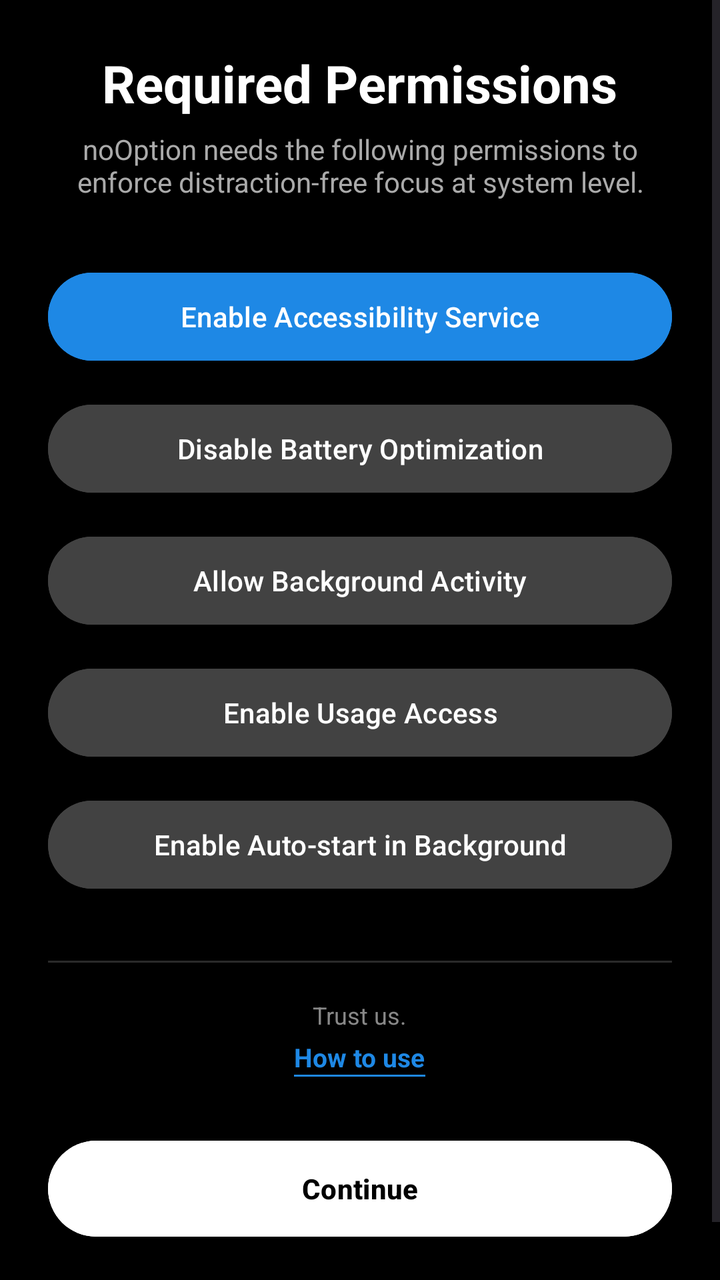
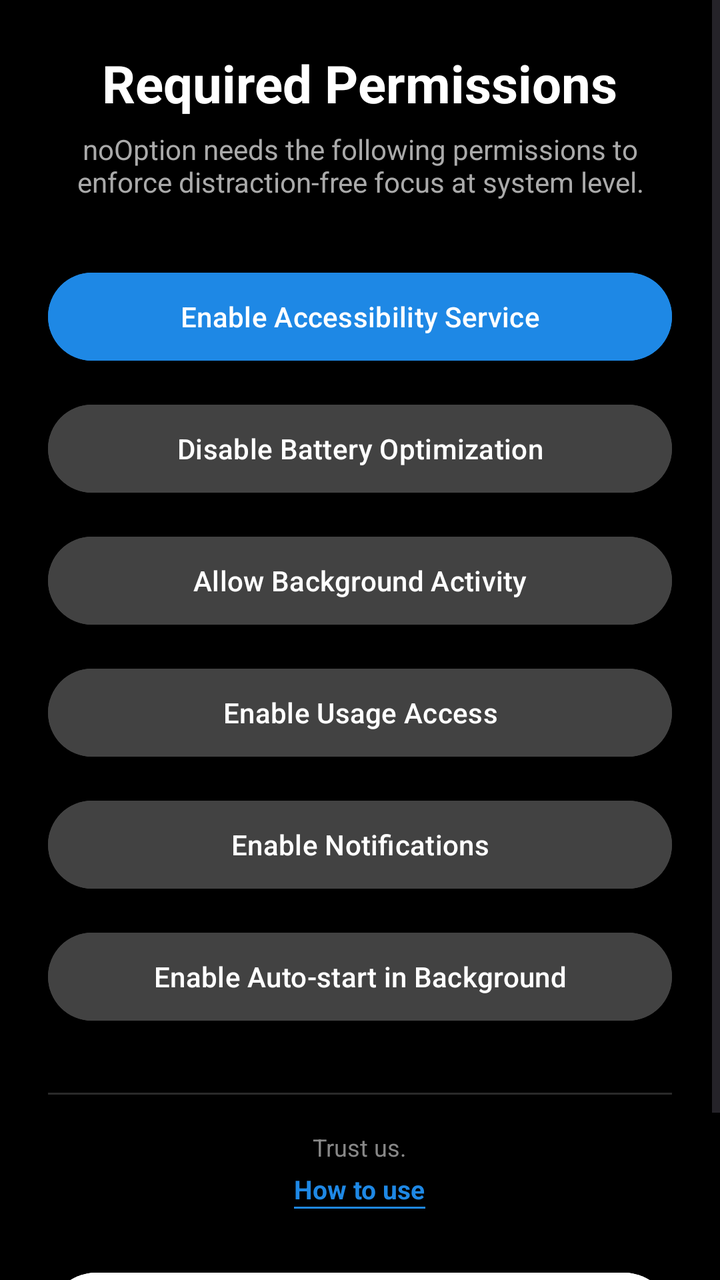

Screens rendered from an Android XML layout before and after an edit, with the pre-edit source and the edit as a unified diff.
<!-- AndroidManifest.xml: application theme Theme.NoOption -->
<!-- res/layout/activity_permission_setup.xml -->
<?xml version="1.0" encoding="utf-8"?>
<ScrollView xmlns:android="http://schemas.android.com/apk/res/android"
    android:layout_width="match_parent"
    android:layout_height="match_parent"
    android:fillViewport="true">

    <LinearLayout
        android:layout_width="match_parent"
        android:layout_height="wrap_content"
        android:orientation="vertical"
        android:padding="24dp">

        
        <TextView
            android:layout_width="wrap_content"
            android:layout_height="wrap_content"
            android:text="Required Permissions"
            android:textSize="26sp"
            android:textStyle="bold"
            android:textColor="#FFFFFF"
            android:layout_gravity="center_horizontal"
            android:layout_marginBottom="6dp"/>

        <TextView
            android:layout_width="match_parent"
            android:layout_height="wrap_content"
            android:text="noOption needs the following permissions to enforce distraction-free focus at system level."
            android:textSize="14sp"
            android:textColor="#AAAAAA"
            android:gravity="center"
            android:layout_marginBottom="32dp"/>

        
        <Button
            android:id="@+id/btnAccessibility"
            android:layout_width="match_parent"
            android:layout_height="52dp"
            android:text="Enable Accessibility Service"
            android:textAllCaps="false"
            android:textColor="#FFFFFF"
            android:backgroundTint="#1E88E5"
            android:layout_marginBottom="14dp"/>

        
        <Button
            android:id="@+id/btnBattery"
            android:layout_width="match_parent"
            android:layout_height="52dp"
            android:text="Disable Battery Optimization"
            android:textAllCaps="false"
            android:textColor="#FFFFFF"
            android:backgroundTint="#424242"
            android:layout_marginBottom="14dp"/>

        
        <Button
            android:id="@+id/btnAppSettings"
            android:layout_width="match_parent"
            android:layout_height="52dp"
            android:text="Allow Background Activity"
            android:textAllCaps="false"
            android:textColor="#FFFFFF"
            android:backgroundTint="#424242"
            android:layout_marginBottom="14dp"/>

        
        <Button
            android:id="@+id/btnUsageAccess"
            android:layout_width="match_parent"
            android:layout_height="52dp"
            android:text="Enable Usage Access"
            android:textAllCaps="false"
            android:textColor="#FFFFFF"
            android:backgroundTint="#424242"
            android:layout_marginBottom="14dp"/>

        
        <Button
            android:id="@+id/btnAutostart"
            android:layout_width="match_parent"
            android:layout_height="52dp"
            android:text="Enable Auto-start in Background"
            android:textAllCaps="false"
            android:textColor="#FFFFFF"
            android:backgroundTint="#424242"
            android:layout_marginBottom="32dp"/>

        
        <View
            android:layout_width="match_parent"
            android:layout_height="1dp"
            android:background="#2A2A2A"
            android:layout_marginBottom="18dp"/>

        
        <TextView
            android:id="@+id/tvTrust"
            android:layout_width="wrap_content"
            android:layout_height="wrap_content"
            android:text="Trust us."
            android:textSize="12sp"
            android:textColor="#888888"
            android:layout_gravity="center_horizontal"
            android:layout_marginBottom="4dp"/>

        
        <LinearLayout
            android:layout_width="wrap_content"
            android:layout_height="wrap_content"
            android:orientation="vertical"
            android:layout_gravity="center_horizontal"
            android:layout_marginBottom="28dp">

            <TextView
                android:id="@+id/tvHowTo"
                android:layout_width="wrap_content"
                android:layout_height="wrap_content"
                android:text="How to use"
                android:textSize="13sp"
                android:textStyle="bold"
                android:textColor="#1E88E5"
                android:clickable="true"
                android:focusable="true"/>

            <View
                android:layout_width="match_parent"
                android:layout_height="1dp"
                android:background="@drawable/text_underline_blue"/>
        </LinearLayout>

        
        <Button
            android:id="@+id/btnContinue"
            android:layout_width="match_parent"
            android:layout_height="56dp"
            android:text="Continue"
            android:textStyle="bold"
            android:textAllCaps="false"
            android:textColor="#000000"
            android:backgroundTint="#FFFFFF"/>

        
        <View
            android:layout_width="match_parent"
            android:layout_height="24dp"/>

    </LinearLayout>

</ScrollView>
<!-- resources referenced by this layout -->
<resources>
  <!-- drawable text_underline_blue (drawable) -->
  <?xml version="1.0" encoding="utf-8"?>
  <shape xmlns:android="http://schemas.android.com/apk/res/android">
      <size android:height="1dp"/>
      <solid android:color="#1E88E5"/>
  </shape>
  <style name="Theme.NoOption" parent="Base.Theme.NoOption" />
  <style name="Base.Theme.NoOption" parent="Theme.Material3.DayNight.NoActionBar">
  
          
          <item name="colorPrimary">#0A0F1F</item>       
          <item name="colorPrimaryVariant">#0A0F1F</item>
          <item name="colorOnPrimary">#FFFFFF</item>
  
          
          <item name="colorSecondary">#2979FF</item>
          <item name="colorOnSecondary">#FFFFFF</item>
  
          
          <item name="android:windowBackground">#000000</item>
  
          
          <item name="android:statusBarColor">#0A0F1F</item>
  
          
          <item name="android:windowLightStatusBar">false</item>
  
          
          <item name="android:windowDrawsSystemBarBackgrounds">true</item>
  
      </style>
</resources>

<!-- the commit's change to res/layout/activity_permission_setup.xml (unified diff, before → after) -->
@@ -69,6 +69,16 @@
             android:layout_width="match_parent"
             android:layout_height="52dp"
             android:text="Enable Usage Access"
+            android:textAllCaps="false"
+            android:textColor="#FFFFFF"
+            android:backgroundTint="#424242"
+            android:layout_marginBottom="14dp"/>
+
+        <Button
+            android:id="@+id/btnNotification"
+            android:layout_width="match_parent"
+            android:layout_height="52dp"
+            android:text="Enable Notifications"
             android:textAllCaps="false"
             android:textColor="#FFFFFF"
             android:backgroundTint="#424242"
